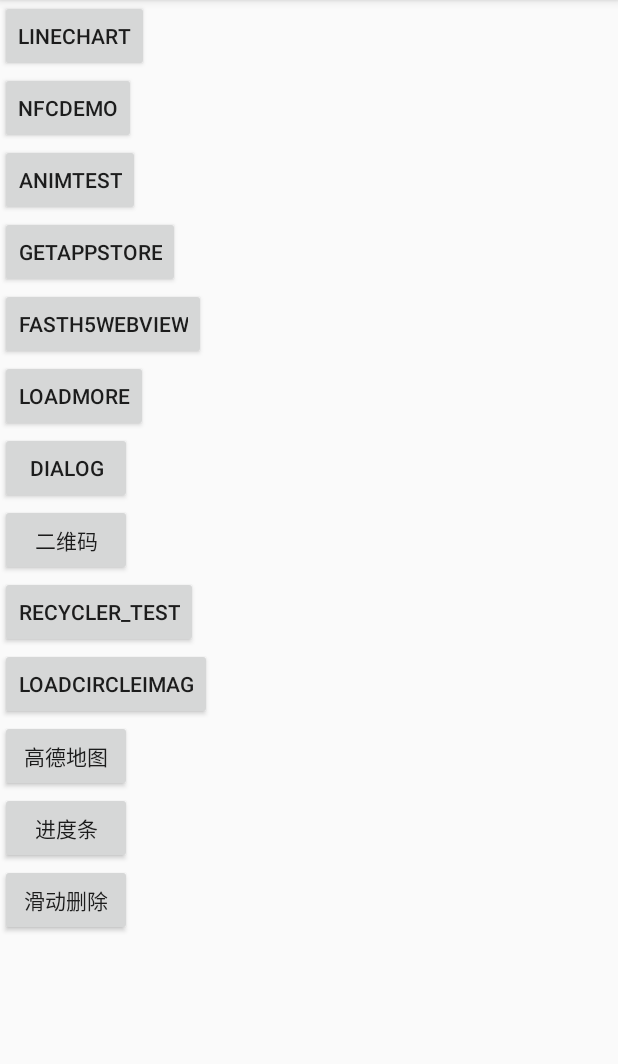
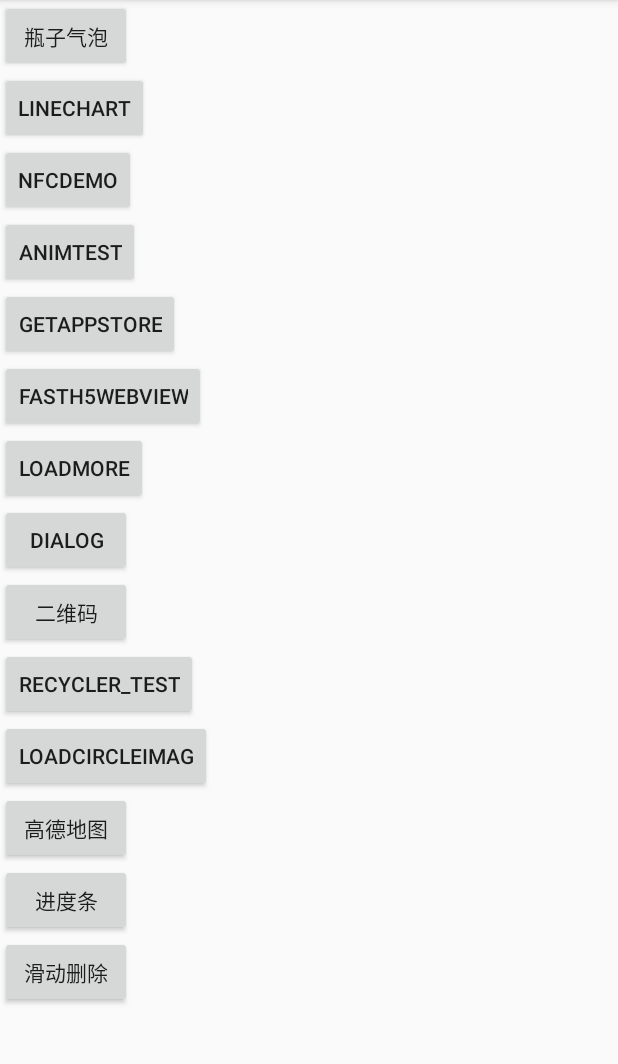
Before and after one commit to liuhuajian/ProjectNewTechnic, an Android app: the screen it shows after launch (TestActivity), on a phone screen of 412 x 824 dp, the part 84-1148 px from its top. Run offline under Robolectric (Android 15) with nearby library versions, the phone set to English and light mode, and no system bars; our stand-ins replace ButterKnife, CircleImageView; libraries missing offline, so code that uses them is left out: com.tencent.bugly, com.tencent.sonic; 2 statements that could not run were skipped.

Commit message:
新增冒泡自定义view框架

```diff
--- a/app/src/main/AndroidManifest.xml
+++ b/app/src/main/AndroidManifest.xml
@@ -98,9 +98,9 @@
                 <data android:mimeType="text/plain"/>
             </intent-filter>
         </activity>
-        <activity android:name=".BaseActivity">
+        <activity android:name=".chart.LineChartActivity">
         </activity>
-        <activity android:name=".chart.LineChartActivity">
+        <activity android:name=".maopao.MaoPaoActivity">
         </activity>
     </application>
 
--- a/app/src/main/java/messi/lhj/com/projectnewtechnic/TestActivity.java
+++ b/app/src/main/java/messi/lhj/com/projectnewtechnic/TestActivity.java
@@ -20,6 +20,7 @@
 import messi.lhj.com.projectnewtechnic.common.Constants;
 import messi.lhj.com.projectnewtechnic.gaode.GaodeActivity;
 import messi.lhj.com.projectnewtechnic.headAndfoot.RecyclerViewActivity;
+import messi.lhj.com.projectnewtechnic.maopao.MaoPaoActivity;
 import messi.lhj.com.projectnewtechnic.nfc.NFCDemoActivity;
 import messi.lhj.com.projectnewtechnic.progressbar.ProgressbarActivity;
 import messi.lhj.com.projectnewtechnic.refreshAndreloadmore.MainActivity;
@@ -59,6 +60,8 @@
     Button nfctest;
     @BindView(R.id.lineChart)
     Button lineChart;
+    @BindView(R.id.bottleMaoPao)
+    Button bottleMaoPao;
 
     @Override
     protected void onCreate(Bundle savedInstanceState) {
@@ -83,6 +86,7 @@
         animTest.setOnClickListener(onClickListener);
         nfctest.setOnClickListener(onClickListener);
         lineChart.setOnClickListener(onClickListener);
+        bottleMaoPao.setOnClickListener(onClickListener);
     }
 
     View.OnClickListener onClickListener = new View.OnClickListener() {
@@ -141,6 +145,10 @@
                     break;
                 case R.id.lineChart:
                     intent = new Intent(TestActivity.this, LineChartActivity.class);
+                    startActivity(intent);
+                    break;
+                case R.id.bottleMaoPao:
+                    intent = new Intent(TestActivity.this, MaoPaoActivity.class);
                     startActivity(intent);
                     break;
             }
--- a/app/src/main/res/layout/activity_bugly_test.xml
+++ b/app/src/main/res/layout/activity_bugly_test.xml
@@ -8,6 +8,13 @@
     android:orientation="vertical"
     tools:context="messi.lhj.com.projectnewtechnic.TestActivity">
 
+
+    <Button
+        android:id="@+id/bottleMaoPao"
+        android:layout_width="wrap_content"
+        android:layout_height="wrap_content"
+        android:text="瓶子气泡"
+        />
 
     <Button
         android:id="@+id/lineChart"
```
Also changed, not shown: app/src/main/java/messi/lhj/com/projectnewtechnic/maopao/MaoPaoActivity.java (added, +25 -0 lines), app/src/main/java/messi/lhj/com/projectnewtechnic/maopao/MaoPaoView.java (added, +66 -0 lines), app/src/main/res/layout/activity_maopao.xml (added, +11 -0 lines).
